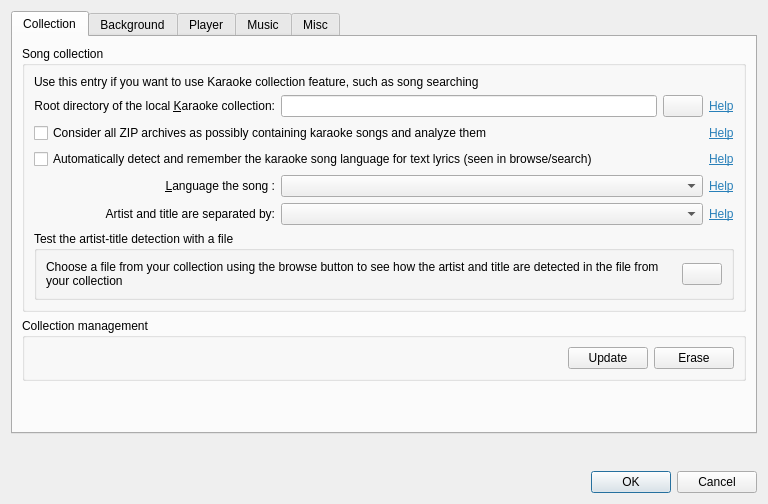
This is src/settingsdialog.ui in gyunaev/spivak as Qt 5 draws it before an edit. The edited form follows.
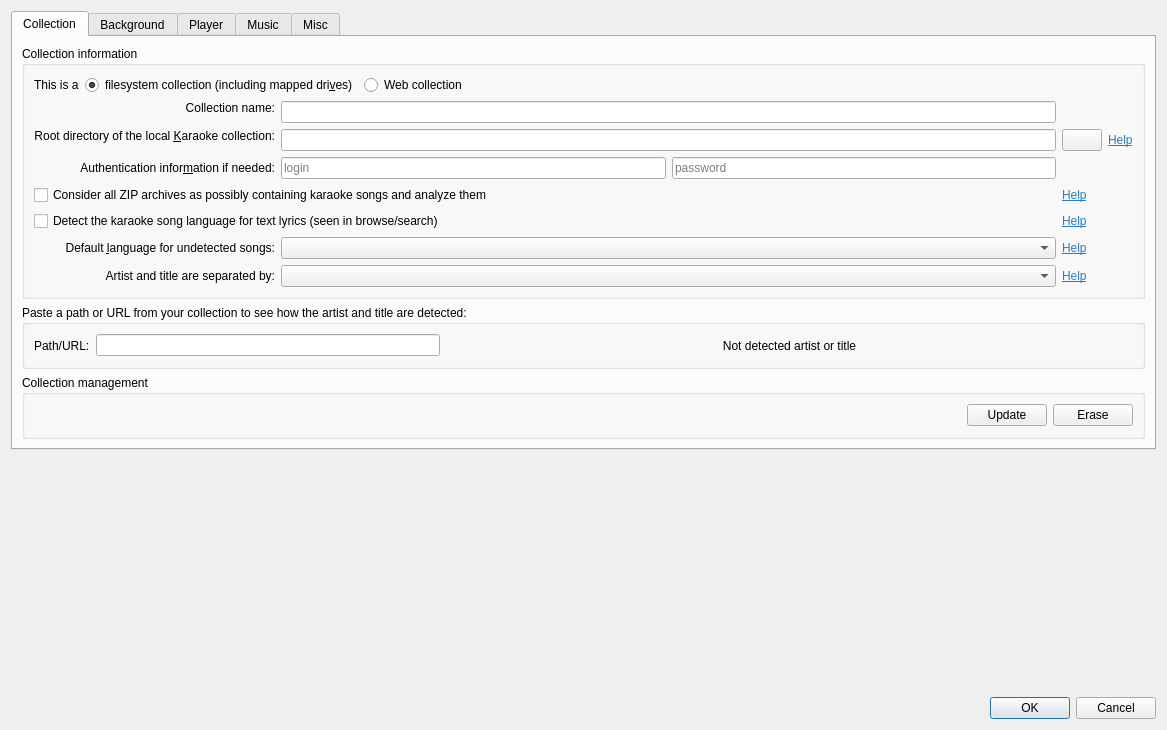
This is the edited form. The open tabs and pages were chosen to show the change. Icons and pictures are not drawn. Custom widgets are drawn as their Qt base class.

Commit message: Added initial support for HTTP collections. Added collection name, dialog redesigned. Collections are now stored in the configuration too.

```diff
--- a/src/settingsdialog.ui
+++ b/src/settingsdialog.ui
@@ -6,8 +6,8 @@
    <rect>
     <x>0</x>
     <y>0</y>
-    <width>768</width>
-    <height>504</height>
+    <width>1167</width>
+    <height>730</height>
    </rect>
   </property>
   <property name="windowTitle">
@@ -27,18 +27,84 @@
        <item>
         <widget class="QGroupBox" name="groupBox_6">
          <property name="title">
-          <string>Song collection</string>
+          <string>Collection information</string>
          </property>
          <layout class="QGridLayout" name="gridLayout_2">
           <item row="0" column="0" colspan="3">
-           <widget class="QLabel" name="label_18">
-            <property name="text">
-             <string>Use this entry if you want to use Karaoke collection feature, such as song searching</string>
-            </property>
-           </widget>
+           <layout class="QHBoxLayout" name="horizontalLayout_13">
+            <item>
+             <widget class="QLabel" name="label_7">
+              <property name="sizePolicy">
+               <sizepolicy hsizetype="Minimum" vsizetype="Preferred">
+                <horstretch>0</horstretch>
+                <verstretch>0</verstretch>
+               </sizepolicy>
+              </property>
+              <property name="text">
+               <string>This is a</string>
+              </property>
+             </widget>
+            </item>
+            <item>
+             <widget class="QRadioButton" name="boxCollectionTypeFS">
+              <property name="text">
+               <string>filesystem collection (including mapped dri&amp;ves)</string>
+              </property>
+              <property name="checked">
+               <bool>true</bool>
+              </property>
+             </widget>
+            </item>
+            <item>
+             <widget class="QRadioButton" name="boxCollectionTypeHTTP">
+              <property name="text">
+               <string>Web collection</string>
+              </property>
+             </widget>
+            </item>
+            <item>
+             <spacer name="horizontalSpacer_12">
+              <property name="orientation">
+               <enum>Qt::Horizontal</enum>
+              </property>
+              <property name="sizeHint" stdset="0">
+               <size>
+                <width>40</width>
+                <height>20</height>
+               </size>
+              </property>
+             </spacer>
+            </item>
+           </layout>
           </item>
           <item row="1" column="0">
-           <widget class="QLabel" name="label_12">
+           <widget class="QLabel" name="lblRootDir_2">
+            <property name="text">
+             <string>Collection name:</string>
+            </property>
+            <property name="alignment">
+             <set>Qt::AlignRight|Qt::AlignTrailing|Qt::AlignVCenter</set>
+            </property>
+            <property name="buddy">
+             <cstring>leCollectionPath</cstring>
+            </property>
+           </widget>
+          </item>
+          <item row="1" column="1" rowspan="2" colspan="2">
+           <widget class="QLineEdit" name="leCollectionName">
+            <property name="sizePolicy">
+             <sizepolicy hsizetype="Expanding" vsizetype="Fixed">
+              <horstretch>1</horstretch>
+              <verstretch>0</verstretch>
+             </sizepolicy>
+            </property>
+            <property name="whatsThis">
+             <string>&lt;html&gt;&lt;head/&gt;&lt;body&gt;&lt;p&gt;A name for your collection&lt;/p&gt;&lt;/body&gt;&lt;/html&gt;</string>
+            </property>
+           </widget>
+          </item>
+          <item row="2" column="0" rowspan="2">
+           <widget class="QLabel" name="lblRootDir">
             <property name="text">
              <string>Root directory of the local &amp;Karaoke collection:</string>
             </property>
@@ -50,7 +116,7 @@
             </property>
            </widget>
           </item>
-          <item row="1" column="1" colspan="2">
+          <item row="3" column="1" colspan="2">
            <widget class="QLineEdit" name="leCollectionPath">
             <property name="sizePolicy">
              <sizepolicy hsizetype="Expanding" vsizetype="Fixed">
@@ -63,7 +129,7 @@
             </property>
            </widget>
           </item>
-          <item row="1" column="3">
+          <item row="3" column="3">
            <widget class="QPushButton" name="btnBrowseCollection">
             <property name="text">
              <string/>
@@ -74,7 +140,7 @@
             </property>
            </widget>
           </item>
-          <item row="1" column="4">
+          <item row="3" column="4">
            <widget class="LabelShowHelp" name="label_25">
             <property name="text">
              <string>&lt;html&gt;&lt;head/&gt;&lt;body&gt;&lt;p&gt;&lt;a href=&quot;background&quot;&gt;&lt;span style=&quot; text-decoration: underline; color:#2980b9;&quot;&gt;Help&lt;/span&gt;&lt;/a&gt;&lt;/p&gt;&lt;/body&gt;&lt;/html&gt;</string>
@@ -84,7 +150,37 @@
             </property>
            </widget>
           </item>
-          <item row="2" column="0" colspan="3">
+          <item row="4" column="0">
+           <widget class="QLabel" name="lblHTTPauth">
+            <property name="text">
+             <string>Authentication infor&amp;mation if needed:</string>
+            </property>
+            <property name="alignment">
+             <set>Qt::AlignRight|Qt::AlignTrailing|Qt::AlignVCenter</set>
+            </property>
+            <property name="buddy">
+             <cstring>leCollectionPath</cstring>
+            </property>
+           </widget>
+          </item>
+          <item row="4" column="1">
+           <widget class="QLineEdit" name="leHTTPuser">
+            <property name="placeholderText">
+             <string>login</string>
+            </property>
+           </widget>
+          </item>
+          <item row="4" column="2">
+           <widget class="QLineEdit" name="leHTTPpass">
+            <property name="echoMode">
+             <enum>QLineEdit::Password</enum>
+            </property>
+            <property name="placeholderText">
+             <string>password</string>
+            </property>
+           </widget>
+          </item>
+          <item row="5" column="0" colspan="3">
            <widget class="QCheckBox" name="boxColelctionZIP">
             <property name="whatsThis">
              <string>&lt;html&gt;&lt;head/&gt;&lt;body&gt;&lt;p&gt;If you have Karaoke songs which are stored in ZIP archives (typical example would be MP3+G, where an MP3 and associated CD+G file with the same file name are stored in a single ZIP archive), please check this checkbox. This will ensure ZIP files are analyzed during the database scan, and those songs would be available during the search.&lt;/p&gt;&lt;p&gt;However if you do not have any ZIP archives containing Karaoke songs, you can uncheck this box and all ZIP archives would be ignored.&lt;/p&gt;&lt;/body&gt;&lt;/html&gt;</string>
@@ -94,40 +190,20 @@
             </property>
            </widget>
           </item>
-          <item row="2" column="4">
-           <widget class="LabelShowHelp" name="label_26">
-            <property name="text">
-             <string>&lt;html&gt;&lt;head/&gt;&lt;body&gt;&lt;p&gt;&lt;a href=&quot;background&quot;&gt;&lt;span style=&quot; text-decoration: underline; color:#2980b9;&quot;&gt;Help&lt;/span&gt;&lt;/a&gt;&lt;/p&gt;&lt;/body&gt;&lt;/html&gt;</string>
-            </property>
-            <property name="buddy">
-             <cstring>boxColelctionZIP</cstring>
-            </property>
-           </widget>
-          </item>
-          <item row="3" column="0" colspan="3">
+          <item row="6" column="0" colspan="3">
            <widget class="QCheckBox" name="boxCollectionDetectLang">
             <property name="whatsThis">
              <string>&lt;html&gt;&lt;head/&gt;&lt;body&gt;&lt;p&gt;The scanner is able to detect the language the Karaoke &lt;span style=&quot; font-weight:600;&quot;&gt;text&lt;/span&gt; lyrics are written into, and store it in the database during the scan. This information will be available during search and browsing, and allows users to look directly for songs in a specific language, for example Chinese, Russian or Italian. This will slow down the scan roughly by 10%.&lt;/p&gt;&lt;p&gt;&lt;span style=&quot; font-weight:600;&quot;&gt;This option only works with text lyrics&lt;/span&gt;, and does not work with non-text Karaoke files such as video or CD+G (and the language scanner is not invoked on them). Currenly supported text lyrics formats are KAR, Karafun, LRC and UltraStar.&lt;/p&gt;&lt;p&gt;&lt;span style=&quot; font-style:italic;&quot;&gt;Please note this option controls language detection, and not lyrics encoding detection, which is detected separately and automatically.&lt;/span&gt;&lt;/p&gt;&lt;/body&gt;&lt;/html&gt;</string>
             </property>
             <property name="text">
-             <string>Automatically detect and remember the karaoke song language for text lyrics (seen in browse/search)</string>
+             <string>Detect the karaoke song language for text lyrics (seen in browse/search)</string>
             </property>
            </widget>
           </item>
-          <item row="3" column="4">
-           <widget class="LabelShowHelp" name="label_27">
-            <property name="text">
-             <string>&lt;html&gt;&lt;head/&gt;&lt;body&gt;&lt;p&gt;&lt;a href=&quot;background&quot;&gt;&lt;span style=&quot; text-decoration: underline; color:#2980b9;&quot;&gt;Help&lt;/span&gt;&lt;/a&gt;&lt;/p&gt;&lt;/body&gt;&lt;/html&gt;</string>
-            </property>
-            <property name="buddy">
-             <cstring>boxCollectionDetectLang</cstring>
-            </property>
-           </widget>
-          </item>
-          <item row="4" column="0">
+          <item row="7" column="0">
            <widget class="QLabel" name="lblCollectionLanguage">
             <property name="text">
-             <string>&amp;Language the song :</string>
+             <string>Default &amp;language for undetected songs:</string>
             </property>
             <property name="alignment">
              <set>Qt::AlignRight|Qt::AlignTrailing|Qt::AlignVCenter</set>
@@ -137,14 +213,51 @@
             </property>
            </widget>
           </item>
-          <item row="4" column="1" colspan="3">
+          <item row="8" column="0">
+           <widget class="QLabel" name="label_14">
+            <property name="text">
+             <string>Artist and title are separated by:</string>
+            </property>
+            <property name="alignment">
+             <set>Qt::AlignRight|Qt::AlignTrailing|Qt::AlignVCenter</set>
+            </property>
+           </widget>
+          </item>
+          <item row="7" column="1" colspan="2">
            <widget class="QComboBox" name="boxCollectionLanguage">
             <property name="whatsThis">
              <string>&lt;html&gt;&lt;head/&gt;&lt;body&gt;&lt;p&gt;Sets the language for either all the songs (if detection is disabled), or only for the songs which language is not detected. If you know your collection only contains the songs in certain language, you can set this option and disable the language detection to speed up the scan.&lt;/p&gt;&lt;/body&gt;&lt;/html&gt;</string>
             </property>
            </widget>
           </item>
-          <item row="4" column="4">
+          <item row="8" column="1" colspan="2">
+           <widget class="QComboBox" name="boxCollectionSeparator">
+            <property name="whatsThis">
+             <string>&lt;html&gt;&lt;head/&gt;&lt;body&gt;&lt;p&gt;This option is used for detecting the &lt;span style=&quot; font-weight:600;&quot;&gt;Artist &lt;/span&gt;(Singer, Performer) and &lt;span style=&quot; font-weight:600;&quot;&gt;Title &lt;/span&gt;(Song name) of a Karaoke song. While this information could be sometime obtained from the Karaoke song itself, this information may be not reliable, and is often not available at all (for example for CD+G files). Therefore the only reliable way is to use the file and folder names.&lt;/p&gt;&lt;p&gt;The &amp;quot;A-HA/Take on me&amp;quot; option means the Artist is the folder name. In this case the scanner assumes this folder only contains the songs for this particular artist. The file name of each song in this case is a song title.&lt;/p&gt;&lt;p&gt;The &amp;quot;A-HA - Take on me&amp;quot; option means the information about the Artist and Title is stored in the file name itself. In this case the scanner separates them by a combination of space-dash-space and assumes the left part is artist, and the right part is title. Using a space-dash-space instead of just a dash is important, as using only a dash in the case above would result in the artist name &amp;quot;A&amp;quot; and song title &amp;quot;HA - Take on me&amp;quot;, which would be incorrect.&lt;/p&gt;&lt;/body&gt;&lt;/html&gt;</string>
+            </property>
+           </widget>
+          </item>
+          <item row="5" column="3" colspan="2">
+           <widget class="LabelShowHelp" name="label_26">
+            <property name="text">
+             <string>&lt;html&gt;&lt;head/&gt;&lt;body&gt;&lt;p&gt;&lt;a href=&quot;background&quot;&gt;&lt;span style=&quot; text-decoration: underline; color:#2980b9;&quot;&gt;Help&lt;/span&gt;&lt;/a&gt;&lt;/p&gt;&lt;/body&gt;&lt;/html&gt;</string>
+            </property>
+            <property name="buddy">
+             <cstring>boxColelctionZIP</cstring>
+            </property>
+           </widget>
+          </item>
+          <item row="6" column="3" colspan="2">
+           <widget class="LabelShowHelp" name="lblFSdetectLang">
+            <property name="text">
+             <string>&lt;html&gt;&lt;head/&gt;&lt;body&gt;&lt;p&gt;&lt;a href=&quot;background&quot;&gt;&lt;span style=&quot; text-decoration: underline; color:#2980b9;&quot;&gt;Help&lt;/span&gt;&lt;/a&gt;&lt;/p&gt;&lt;/body&gt;&lt;/html&gt;</string>
+            </property>
+            <property name="buddy">
+             <cstring>boxCollectionDetectLang</cstring>
+            </property>
+           </widget>
+          </item>
+          <item row="7" column="3" colspan="2">
            <widget class="LabelShowHelp" name="label_28">
             <property name="text">
              <string>&lt;html&gt;&lt;head/&gt;&lt;body&gt;&lt;p&gt;&lt;a href=&quot;background&quot;&gt;&lt;span style=&quot; text-decoration: underline; color:#2980b9;&quot;&gt;Help&lt;/span&gt;&lt;/a&gt;&lt;/p&gt;&lt;/body&gt;&lt;/html&gt;</string>
@@ -154,7 +267,7 @@
             </property>
            </widget>
           </item>
-          <item row="5" column="4">
+          <item row="8" column="3" colspan="2">
            <widget class="LabelShowHelp" name="label_32">
             <property name="text">
              <string>&lt;html&gt;&lt;head/&gt;&lt;body&gt;&lt;p&gt;&lt;a href=&quot;background&quot;&gt;&lt;span style=&quot; text-decoration: underline; color:#2980b9;&quot;&gt;Help&lt;/span&gt;&lt;/a&gt;&lt;/p&gt;&lt;/body&gt;&lt;/html&gt;</string>
@@ -164,58 +277,51 @@
             </property>
            </widget>
           </item>
-          <item row="6" column="0" colspan="5">
-           <widget class="QGroupBox" name="groupBox_5">
-            <property name="title">
-             <string>Test the artist-title detection with a file</string>
-            </property>
-            <layout class="QHBoxLayout" name="horizontalLayout_16">
-             <item>
-              <widget class="QLabel" name="lblTestArtistTitle">
-               <property name="sizePolicy">
-                <sizepolicy hsizetype="Preferred" vsizetype="Preferred">
-                 <horstretch>1</horstretch>
-                 <verstretch>1</verstretch>
-                </sizepolicy>
-               </property>
-               <property name="text">
-                <string>Choose a file from your collection using the browse button to see how the artist and title are detected in the file from your collection</string>
-               </property>
-               <property name="wordWrap">
-                <bool>true</bool>
-               </property>
-              </widget>
-             </item>
-             <item>
-              <widget class="QPushButton" name="btnTestArtistTitle">
-               <property name="text">
-                <string/>
-               </property>
-               <property name="icon">
-                <iconset resource="resources.qrc">
-                 <normaloff>:/images/icon_open_file.png</normaloff>:/images/icon_open_file.png</iconset>
-               </property>
-              </widget>
-             </item>
-            </layout>
-           </widget>
-          </item>
-          <item row="5" column="0">
-           <widget class="QLabel" name="label_14">
-            <property name="text">
-             <string>Artist and title are separated by:</string>
-            </property>
-            <property name="alignment">
-             <set>Qt::AlignRight|Qt::AlignTrailing|Qt::AlignVCenter</set>
-            </property>
-           </widget>
-          </item>
-          <item row="5" column="1" colspan="3">
-           <widget class="QComboBox" name="boxCollectionSeparator">
-            <property name="whatsThis">
-             <string>&lt;html&gt;&lt;head/&gt;&lt;body&gt;&lt;p&gt;This option is used for detecting the &lt;span style=&quot; font-weight:600;&quot;&gt;Artist &lt;/span&gt;(Singer, Performer) and &lt;span style=&quot; font-weight:600;&quot;&gt;Title &lt;/span&gt;(Song name) of a Karaoke song. While this information could be sometime obtained from the Karaoke song itself, this information may be not reliable, and is often not available at all (for example for CD+G files). Therefore the only reliable way is to use the file and folder names.&lt;/p&gt;&lt;p&gt;The &amp;quot;A-HA/Take on me&amp;quot; option means the Artist is the folder name. In this case the scanner assumes this folder only contains the songs for this particular artist. The file name of each song in this case is a song title.&lt;/p&gt;&lt;p&gt;The &amp;quot;A-HA - Take on me&amp;quot; option means the information about the Artist and Title is stored in the file name itself. In this case the scanner separates them by a combination of space-dash-space and assumes the left part is artist, and the right part is title. Using a space-dash-space instead of just a dash is important, as using only a dash in the case above would result in the artist name &amp;quot;A&amp;quot; and song title &amp;quot;HA - Take on me&amp;quot;, which would be incorrect.&lt;/p&gt;&lt;/body&gt;&lt;/html&gt;</string>
-            </property>
-           </widget>
+         </layout>
+        </widget>
+       </item>
+       <item>
+        <widget class="QGroupBox" name="groupBox_5">
+         <property name="title">
+          <string>Paste a path or URL from your collection to see how the artist and title are detected:</string>
+         </property>
+         <layout class="QVBoxLayout" name="verticalLayout_11">
+          <item>
+           <layout class="QHBoxLayout" name="horizontalLayout_16">
+            <item>
+             <widget class="QLabel" name="label_12">
+              <property name="text">
+               <string>Path/URL:</string>
+              </property>
+             </widget>
+            </item>
+            <item>
+             <widget class="QLineEdit" name="leArtistTitleTest">
+              <property name="sizePolicy">
+               <sizepolicy hsizetype="Expanding" vsizetype="Fixed">
+                <horstretch>1</horstretch>
+                <verstretch>0</verstretch>
+               </sizepolicy>
+              </property>
+             </widget>
+            </item>
+            <item>
+             <widget class="QLabel" name="lblTestArtistTitle">
+              <property name="sizePolicy">
+               <sizepolicy hsizetype="Expanding" vsizetype="Preferred">
+                <horstretch>2</horstretch>
+                <verstretch>0</verstretch>
+               </sizepolicy>
+              </property>
+              <property name="text">
+               <string>Not detected artist or title</string>
+              </property>
+              <property name="alignment">
+               <set>Qt::AlignCenter</set>
+              </property>
+             </widget>
+            </item>
+           </layout>
           </item>
          </layout>
         </widget>
@@ -259,19 +365,6 @@
          </layout>
         </widget>
        </item>
-       <item>
-        <spacer name="verticalSpacer_5">
-         <property name="orientation">
-          <enum>Qt::Vertical</enum>
-         </property>
-         <property name="sizeHint" stdset="0">
-          <size>
-           <width>20</width>
-           <height>40</height>
-          </size>
-         </property>
-        </spacer>
-       </item>
       </layout>
      </widget>
      <widget class="QWidget" name="tab_2">
```
Left out of the diff: 6 changed lines with no effect on the pictures. The commit also changes 14 other files.
